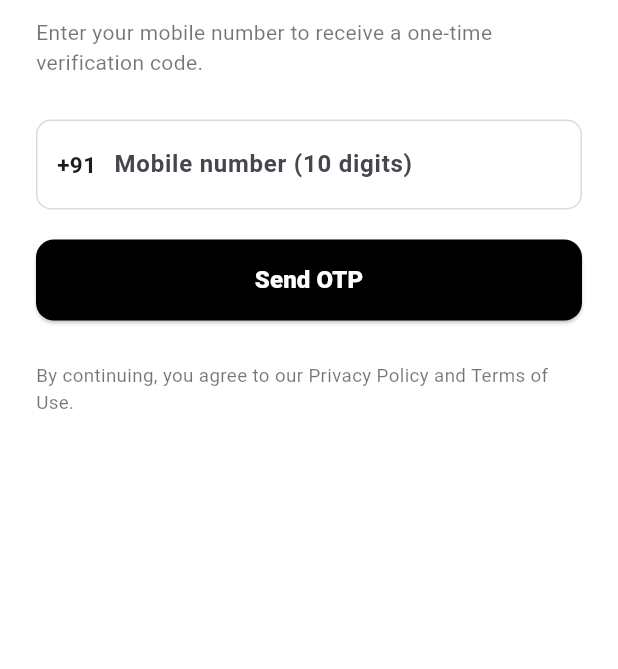
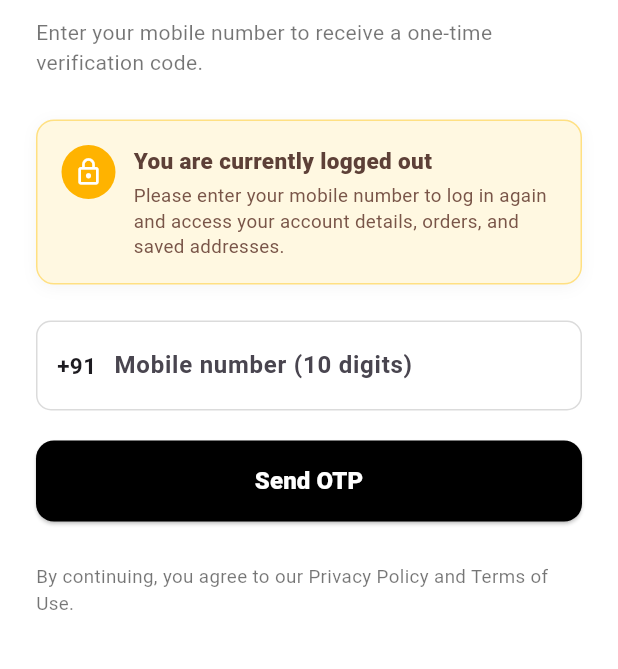
Before and after one commit to Krish2324/Tobeque-app, a Flutter app: the ProfileScreen screen opened directly, on a phone screen of 412 x 824 dp, the part 263-932 px from its top. Run offline on Flutter 3.47's test engine with Material 3 defaults, Android fonts, the phone set to English and light mode, and no system bars; our stand-ins replace cached_network_image, chewie, dio, firebase_core, firebase_messaging, flutter_html and 12 more; missing offline and left inert: razorpay_flutter; accounts and stored records are empty; network calls fail; Roboto replaces fonts that are missing (Whyte).

Commit message:
Add user authentication, profile management, and push notification services

```diff
--- a/lib/view/profile/auth_repository.dart
+++ b/lib/view/profile/auth_repository.dart
@@ -1,6 +1,7 @@
 import 'package:dio/dio.dart';
 import 'package:shared_preferences/shared_preferences.dart';
 import 'package:tobeque/constants/api_constants.dart';
+import 'package:tobeque/services/fcm_service.dart';
 
 class AuthRepository {
   final Dio _dio;
@@ -84,6 +85,11 @@ class AuthRepository {
     final data = Map<String, dynamic>.from(res.data);
     if (data['token'] != null) {
       await saveToken(data['token'].toString());
+      // Register FCM token with backend after successful login
+      // (runs in background, non-blocking)
+      FcmService.refreshTokenAfterLogin().catchError((e) {
+        // Non-fatal: notification won't work until next launch if this fails
+      });
     }
     return data;
   }
--- a/lib/view/profile/sign_in_up.dart
+++ b/lib/view/profile/sign_in_up.dart
@@ -74,7 +74,64 @@ class _SignInScreenState extends State<SignInScreen> {
                   ),
                   const SizedBox(height: 28),
 
-                  // Error banner
+                  // Logged Out Notice Banner
+                  Container(
+                    width: double.infinity,
+                    margin: const EdgeInsets.only(bottom: 24),
+                    padding: const EdgeInsets.all(16),
+                    decoration: BoxDecoration(
+                      color: const Color(0xFFFFF8E1),
+                      borderRadius: BorderRadius.circular(12),
+                      border: Border.all(color: const Color(0xFFFFE082)),
+                      boxShadow: const [
+                        BoxShadow(
+                          color: Color(0x0A000000),
+                          blurRadius: 8,
+                          offset: Offset(0, 2),
+                        ),
+                      ],
+                    ),
+                    child: Row(
+                      crossAxisAlignment: CrossAxisAlignment.start,
+                      children: [
+                        Container(
+                          padding: const EdgeInsets.all(8),
+                          decoration: const BoxDecoration(
+                            color: Color(0xFFFFB300),
+                            shape: BoxShape.circle,
+                          ),
+                          child: const Icon(Icons.lock_outline, color: Colors.white, size: 20),
+                        ),
+                        const SizedBox(width: 12),
+                        Expanded(
+                          child: Column(
+                            crossAxisAlignment: CrossAxisAlignment.start,
+                            children: const [
+                              Text(
+                                'You are currently logged out',
+                                style: TextStyle(
+                                  fontWeight: FontWeight.w900,
+                                  fontSize: 15,
+                                  color: Color(0xFF5D4037),
+                                ),
+                              ),
+                              SizedBox(height: 4),
+                              Text(
+                                'Please enter your mobile number to log in again and access your account details, orders, and saved addresses.',
+                                style: TextStyle(
+                                  fontSize: 12.5,
+                                  color: Color(0xFF795548),
+                                  height: 1.35,
+                                ),
+                              ),
+                            ],
+                          ),
+                        ),
+                      ],
+                    ),
+                  ),
+
+                  // Error / Session Expiry Banner
                   Obx(() {
                     final err = c.error.value;
                     if (err == null || err.trim().isEmpty) return const SizedBox.shrink();
--- a/pubspec.yaml
+++ b/pubspec.yaml
@@ -54,6 +54,11 @@ dependencies:
   flutter_secure_storage: ^9.2.4
   razorpay_flutter: ^1.3.6
   image_picker: ^1.1.2
+
+  # ─── Firebase Push Notifications ───────────────────────────────────────────
+  firebase_core: ^3.6.0
+  firebase_messaging: ^15.1.3
+  flutter_local_notifications: ^17.2.2
 
 dev_dependencies:
   flutter_launcher_icons: "^0.13.1"
```
Also changed, not shown: lib/main.dart (+20 -8 lines), lib/services/fcm_service.dart (added, +269 -0 lines), lib/services/local_notification_service.dart (added, +125 -0 lines), lib/view/profile/profile_controller.dart (+13 -0 lines), pubspec.lock, 8 other files.
